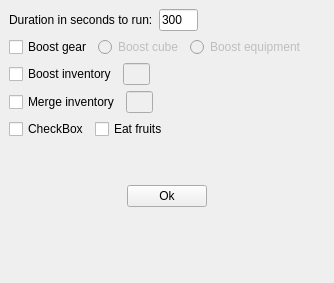
Old version of the form design/options.ui in the repository kujan/NGU-scripts.
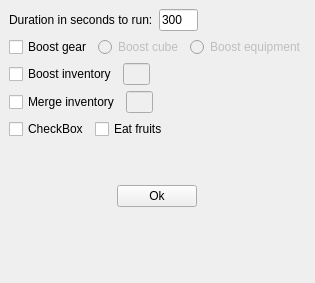
New version of the form.

```diff
--- a/design/options.ui
+++ b/design/options.ui
@@ -6,7 +6,7 @@
    <rect>
     <x>0</x>
     <y>0</y>
-    <width>334</width>
+    <width>301</width>
     <height>283</height>
    </rect>
   </property>
```
Left out of the diff: 2 changed lines with no effect on the pictures.
